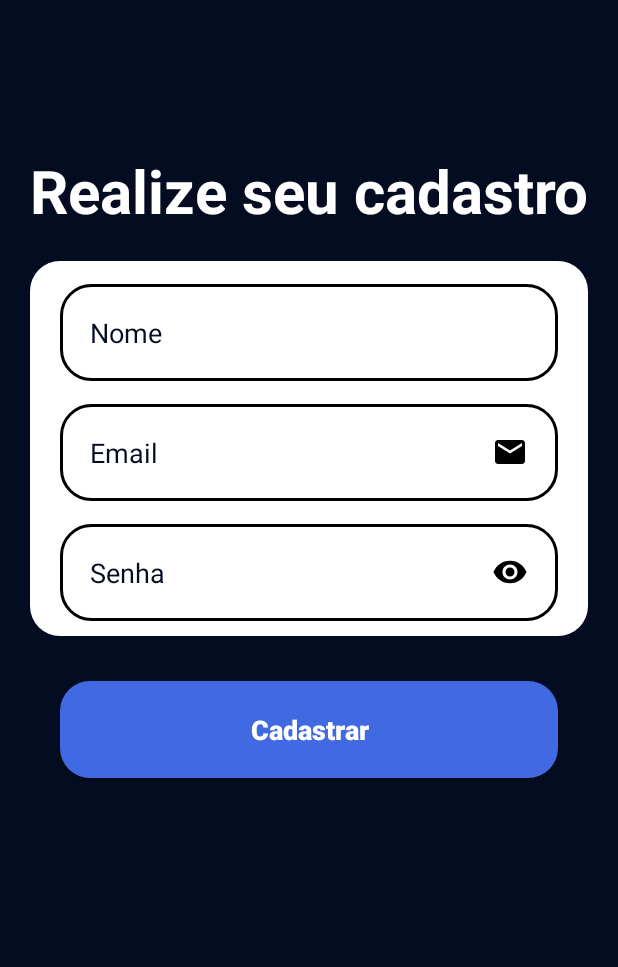
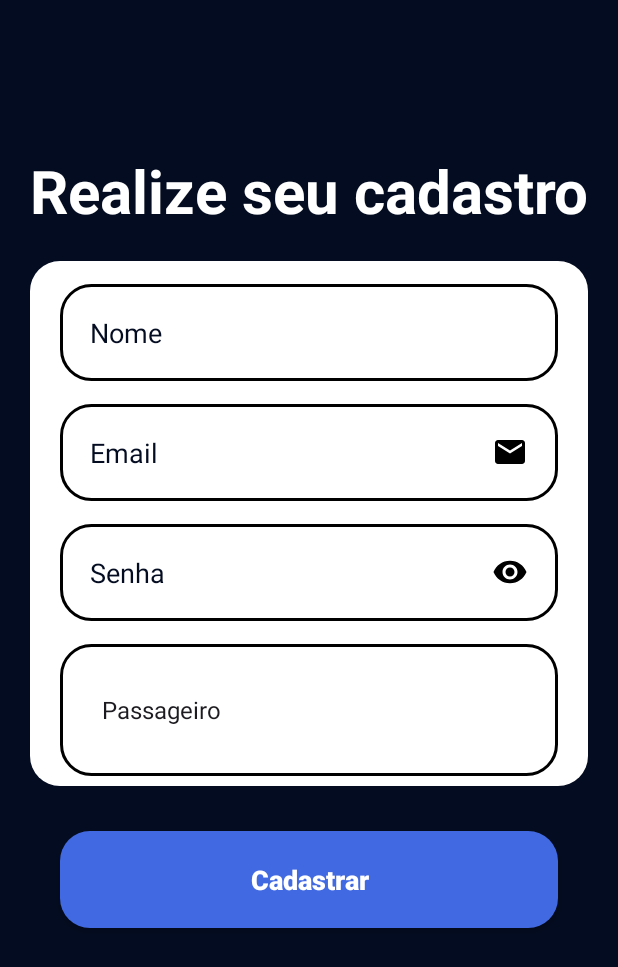
Before and after one commit to ruanmoraes018/android-2023.1, an Android app: the FormCadastro screen opened directly, with no data from a screen before it, on a phone screen of 412 x 824 dp. Shown: the top 967 px of the screen. Run offline under Robolectric (Android 15) with nearby library versions, the phone set to English and light mode, and no system bars.

Commit message:
Activitys

```diff
--- a/app/src/main/java/com/android/tokentravel/FormCadastro.java
+++ b/app/src/main/java/com/android/tokentravel/FormCadastro.java
@@ -1,8 +1,9 @@
 package com.android.tokentravel;
 
 import androidx.appcompat.app.AppCompatActivity;
-
 import android.os.Bundle;
+import android.widget.ArrayAdapter;
+import android.widget.Spinner;
 
 public class FormCadastro extends AppCompatActivity {
 
@@ -10,5 +11,13 @@ public class FormCadastro extends AppCompatActivity {
     protected void onCreate(Bundle savedInstanceState) {
         super.onCreate(savedInstanceState);
         setContentView(R.layout.activity_form_cadastro);
+
+        Spinner spinnerUserType = findViewById(R.id.spinner_user_type);
+
+        String[] userTypes = {"Passageiro", "Motorista"};
+        ArrayAdapter<String> adapter = new ArrayAdapter<>(this, android.R.layout.simple_spinner_dropdown_item, userTypes);
+        spinnerUserType.setAdapter(adapter);
+
+        String selectedUserType = spinnerUserType.getSelectedItem().toString();
     }
 }
--- a/app/src/main/res/layout/activity_form_cadastro.xml
+++ b/app/src/main/res/layout/activity_form_cadastro.xml
@@ -1,4 +1,12 @@
 <?xml version="1.0" encoding="utf-8"?>
+
+<androidx.core.widget.NestedScrollView
+    android:layout_width="match_parent"
+    android:layout_height="match_parent"
+    android:fillViewport="true"
+    xmlns:android="http://schemas.android.com/apk/res/android"
+    >
+
 <androidx.constraintlayout.widget.ConstraintLayout xmlns:android="http://schemas.android.com/apk/res/android"
     xmlns:app="http://schemas.android.com/apk/res-auto"
     xmlns:tools="http://schemas.android.com/tools"
@@ -25,7 +33,7 @@
 
     <View
         android:id="@+id/containerComponents"
-        style="@style/ContainerComponents"
+        style="@style/ContainerComponents2"
         app:layout_constraintTop_toBottomOf="@id/title_cadastrese"
         app:layout_constraintStart_toStartOf="parent"
         app:layout_constraintEnd_toEndOf="parent"
@@ -63,6 +71,15 @@
         app:layout_constraintEnd_toEndOf="@id/containerComponents"
         />
 
+    <Spinner
+        android:id="@+id/spinner_user_type"
+        style="@style/Edit_Text"
+        android:hint="Tipo de usuário"
+        app:layout_constraintTop_toBottomOf="@id/edit_senha"
+        app:layout_constraintStart_toStartOf="@id/containerComponents"
+        app:layout_constraintEnd_toEndOf="@id/containerComponents"
+        />
+
     <androidx.appcompat.widget.AppCompatButton
         style="@style/Button"
         android:text="Cadastrar"
@@ -73,3 +90,5 @@
         />
 
 </androidx.constraintlayout.widget.ConstraintLayout>
+
+</androidx.core.widget.NestedScrollView>
--- a/app/src/main/res/values/styles.xml
+++ b/app/src/main/res/values/styles.xml
@@ -3,6 +3,14 @@
     <style name="ContainerComponents">
         <item name="android:layout_width">match_parent</item>
         <item name="android:layout_height">250dp</item>
+        <item name="android:background">@drawable/container_components</item>
+        <item name="android:layout_margin">20dp</item>
+    </style>
+
+
+    <style name="ContainerComponents2">
+        <item name="android:layout_width">match_parent</item>
+        <item name="android:layout_height">350dp</item>
         <item name="android:background">@drawable/container_components</item>
         <item name="android:layout_margin">20dp</item>
     </style>
```
